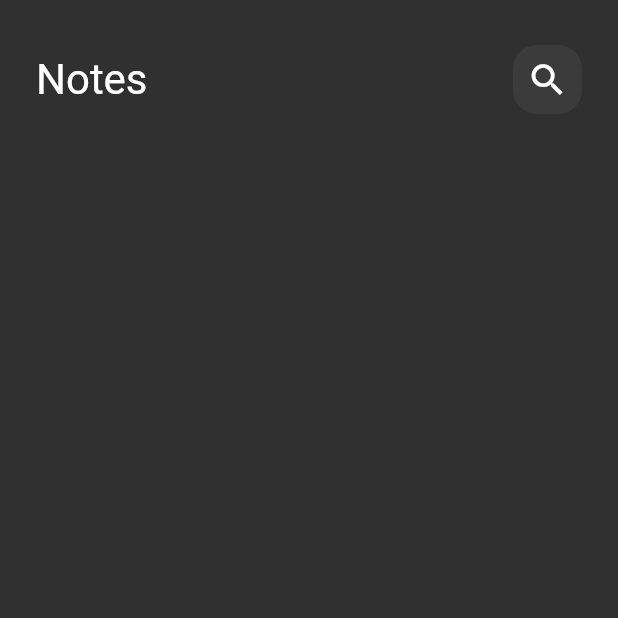
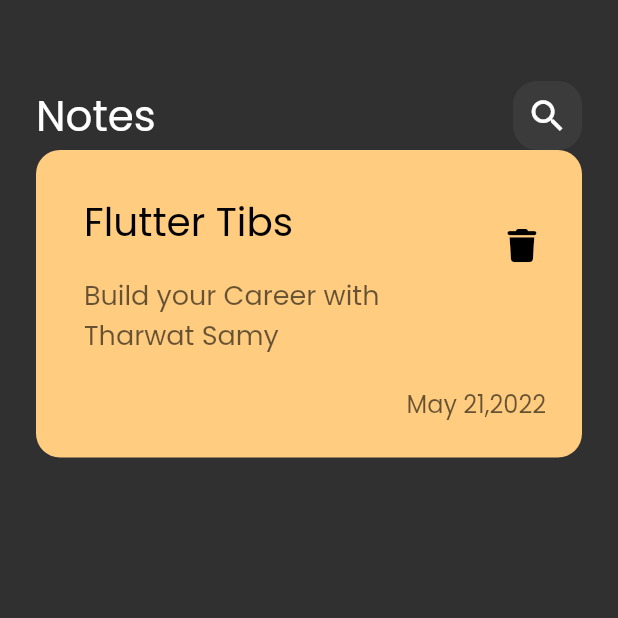
Before and after one commit to Keroloskhaled10/notes_app, a Flutter app: the screen it shows after launch, on a phone screen of 412 x 824 dp, the top half of it. Run offline on Flutter 3.47's test engine with Material 3 defaults, Android fonts, the phone set to English and light mode, and no system bars; our stand-ins replace font_awesome_flutter.

Commit message:
create note item

```diff
--- a/lib/main.dart
+++ b/lib/main.dart
@@ -15,6 +15,7 @@ class NotesApp extends StatelessWidget {
       theme: ThemeData(
         useMaterial3: false,
         brightness: Brightness.dark,
+        fontFamily: 'Poppins',
       ),
       home: const NotesView(),
     );
--- /dev/null
+++ b/lib/views/widgets/note_item.dart
@@ -0,0 +1,68 @@
+import 'package:flutter/material.dart';
+import 'package:font_awesome_flutter/font_awesome_flutter.dart';
+
+class NoteItem extends StatelessWidget {
+  const NoteItem({super.key});
+
+  @override
+  Widget build(BuildContext context) {
+    return Container(
+      padding: const EdgeInsets.only(
+        top: 24,
+        bottom: 24,
+        left: 16,
+      ),
+      decoration: BoxDecoration(
+        color: const Color(0xffFFCC80),
+        borderRadius: BorderRadius.circular(16.0),
+      ),
+      child: Column(
+        crossAxisAlignment: CrossAxisAlignment.end,
+        children: [
+          ListTile(
+            title: const Text(
+              'Flutter Tibs',
+              style: TextStyle(
+                fontSize: 26.0,
+                color: Colors.black,
+              ),
+            ),
+            subtitle: Padding(
+              padding: const EdgeInsets.only(
+                top: 16,
+                bottom: 16,
+              ),
+              child: Text(
+                'Build your Career with Tharwat Samy',
+                style: TextStyle(
+                  color: Colors.black.withOpacity(.6),
+                  fontSize: 18.0,
+                ),
+              ),
+            ),
+            trailing: IconButton(
+              onPressed: () {},
+              icon: const Icon(
+                FontAwesomeIcons.trash,
+                color: Colors.black,
+                size: 22,
+              ),
+            ),
+          ),
+          Padding(
+            padding: const EdgeInsets.only(
+              right: 24,
+            ),
+            child: Text(
+              'May 21,2022',
+              style: TextStyle(
+                color: Colors.black.withOpacity(.6),
+                fontSize: 16,
+              ),
+            ),
+          ),
+        ],
+      ),
+    );
+  }
+}
--- a/lib/views/widgets/notes_view_body.dart
+++ b/lib/views/widgets/notes_view_body.dart
@@ -1,6 +1,8 @@
 import 'package:flutter/material.dart';
+import 'package:font_awesome_flutter/font_awesome_flutter.dart';
 
 import 'custom_app_bar.dart';
+import 'note_item.dart';
 
 class NotesViewBody extends StatelessWidget {
   const NotesViewBody({super.key});
@@ -8,13 +10,14 @@ class NotesViewBody extends StatelessWidget {
   @override
   Widget build(BuildContext context) {
     return const Padding(
-      padding: EdgeInsets.symmetric(horizontal: 24.0),
+      padding: EdgeInsets.all(24.0),
       child: Column(
         children: [
           SizedBox(
             height: 30,
           ),
           CustomAppBar(),
+          NoteItem(),
         ],
       ),
     );
```
Also changed, not shown: pubspec.yaml (+5 -11 lines), assets/fonts/Poppins-Regular.ttf (added), pubspec.lock.
